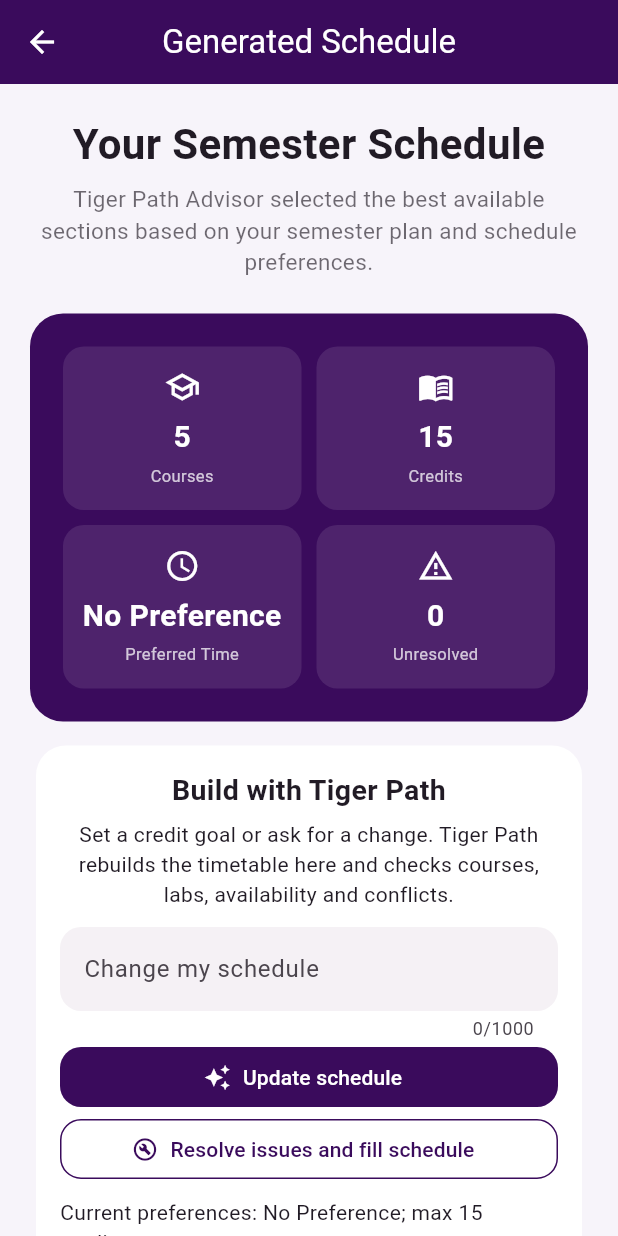
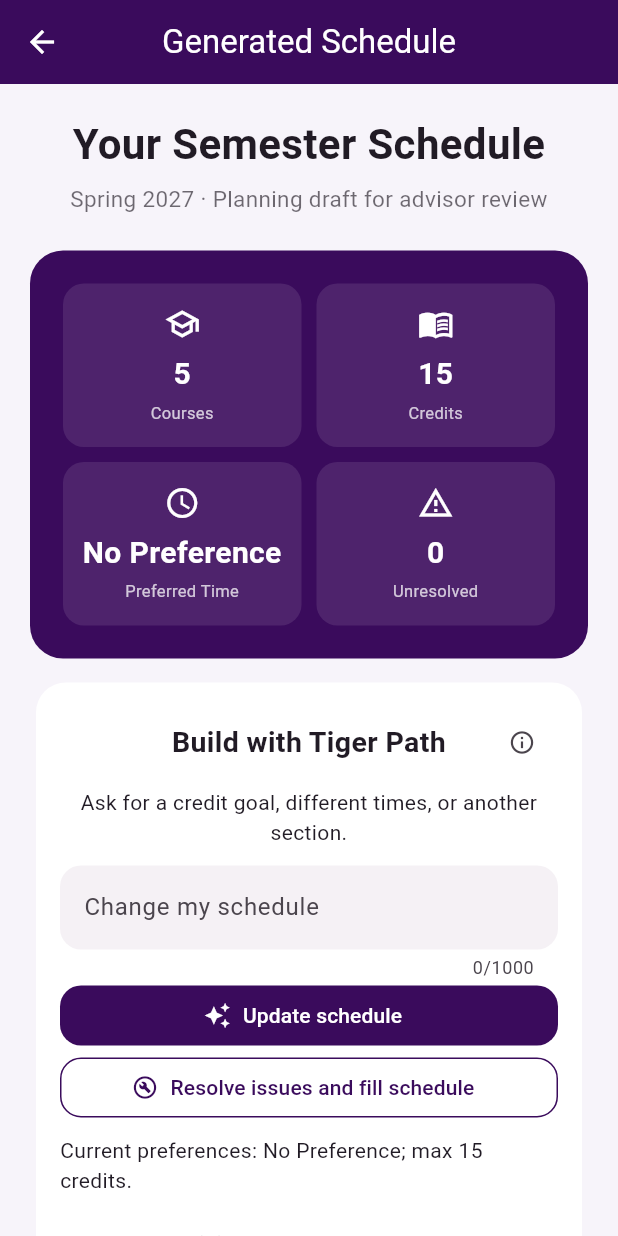
Before and after one commit to comarabrams1-oss/tiger-path-advisor, a Flutter app: the SemesterPlanScreen screen opened directly, scrolled down 966 dp, after a tap on "Generate Class Schedule", on a phone screen of 412 x 824 dp. Run offline on Flutter 3.47's test engine with Material 3 defaults, Android fonts, the phone set to English and light mode, and no system bars; our stand-ins replace shared_preferences; accounts and stored records are empty.

Commit message:
Log verified schedule changes and move supporting help into info tips

```diff
--- a/lib/screens/generated_schedule_screen.dart
+++ b/lib/screens/generated_schedule_screen.dart
@@ -1,4 +1,7 @@
 import 'package:flutter/material.dart';
+
+import '../widgets/info_tip.dart';
+import '../services/schedule_change_history_service.dart';
 
 import '../services/schedule_assistant_service.dart';
 import '../services/course_priority_service.dart';
@@ -42,6 +45,29 @@
   SchedulePreferences? _updatedPreferences;
   Map<String, String> _preferredSections = {};
   String? _assistantStatus;
+  late final _history = ScheduleChangeHistoryService(
+    PreferencesService.profileId,
+  );
+  List<ScheduleChangeEntry> _changes = [];
+  ScheduleChangeEntry? _latestChange;
+  String? _historyError;
+  bool _historyLoading = true;
+
+  Future<void> _loadHistory() async {
+    try {
+      final entries = await _history.load();
+      if (mounted) setState(() => _changes = entries);
+    } catch (_) {
+      if (mounted) {
+        setState(
+          () => _historyError = 'Saved change history could not load. New updates will not overwrite it.',
+        );
+      }
+    } finally {
+      if (mounted) setState(() => _historyLoading = false);
+    }
+  }
+
   List<SemesterPlanItem> _deferred = [];
   bool _advisorReview = false;
   List<CoursePriorityResult> get _alternatives => CoursePriorityService()
@@ -95,6 +121,7 @@
   @override
   void initState() {
     super.initState();
+    _loadHistory();
 
     if (CourseSectionRepository.hasTerm(_plannedTerm)) {
       _loadSections();
@@ -188,7 +215,7 @@
               const SizedBox(height: 6),
               Text(
                 textAlign: TextAlign.center,
-                'Tiger Path Advisor selected the best available sections based on your semester plan and schedule preferences.',
+                'Spring 2027 · Planning draft for advisor review',
                 style: TextStyle(
                   fontSize: 15,
                   color: colors.onSurface.withValues(alpha: 0.65),
@@ -337,7 +364,7 @@
     SchedulePreferences preferences,
   ) async {
     final text = _request.text.trim();
-    if (_updating || text.isEmpty) return;
+    if (_updating || _historyLoading || text.isEmpty) return;
     try {
       ScheduleAssistantService.explicitCreditTarget(text);
     } on FormatException catch (error) {
@@ -408,7 +435,22 @@
         preferredSections: choices,
       );
       if (!mounted) return;
+      final change = ScheduleChangeEntry(
+        time: DateTime.now(),
+        term: _plannedTerm,
+        request: text,
+        changes: ScheduleChangeEntry.compare(
+          schedule,
+          rebuilt,
+          preferences,
+          update.preferences,
+        ),
+        result:
+            '${rebuilt.scheduled.length} courses · ${rebuilt.scheduledCredits.toInt()} of ${update.preferences.maxCredits} credits · ${rebuilt.unscheduled.length} unresolved',
+      );
       setState(() {
+        _latestChange = change;
+        _changes = [change, ..._changes].take(20).toList();
         bool stillOutstanding(SemesterPlanItem previous) {
           if (plan.items.any(
             (item) =>
@@ -468,6 +510,17 @@
         _request.clear();
       });
       PreferencesService.savePreferences(update.preferences);
+      if (_historyError == null) {
+        try {
+          await _history.save(_changes);
+        } catch (_) {
+          if (mounted) {
+            setState(
+              () => _historyError = 'Your schedule changed, but its change log could not be saved on this device.',
+            );
+          }
+        }
+      }
     } catch (error) {
       if (mounted) {
         setState(
@@ -493,20 +546,31 @@
       child: Column(
         crossAxisAlignment: CrossAxisAlignment.stretch,
         children: [
-          const Text(
+          Row(
+            children: [
+              const SizedBox(width: 48),
+              const Expanded(
+                child: Text(
+                  'Build with Tiger Path',
                   textAlign: TextAlign.center,
-            'Build with Tiger Path',
                   style: TextStyle(fontSize: 19, fontWeight: FontWeight.bold),
+                ),
+              ),
+              const InfoTip(
+                label: 'How schedule updates work',
+                message: 'Tiger Path checks prerequisites, lab pairings, availability and time conflicts. Preferences are flexible. Updates change this draft only; registration and required approvals still need review.',
+              ),
+            ],
           ),
           const SizedBox(height: 6),
           const Text(
             textAlign: TextAlign.center,
-            'Set a credit goal or ask for a change. Tiger Path rebuilds the timetable here and checks courses, labs, availability and conflicts.',
+            'Ask for a credit goal, different times, or another section.',
           ),
           const SizedBox(height: 12),
           TextField(
             controller: _request,
-            enabled: !_updating,
+            enabled: !_updating && !_historyLoading,
             maxLength: 1000,
             textInputAction: TextInputAction.done,
             onSubmitted: (_) => _updateSchedule(schedule, preferences),
@@ -517,7 +581,7 @@
             ),
           ),
           FilledButton.icon(
-            onPressed: _updating
+            onPressed: _updating || _historyLoading
                 ? null
                 : () => _updateSchedule(schedule, preferences),
             icon: _updating
@@ -530,7 +594,7 @@
             label: Text(_updating ? 'Updating…' : 'Update schedule'),
           ),
           OutlinedButton.icon(
-            onPressed: _updating
+            onPressed: _updating || _historyLoading
                 ? null
                 : () {
                     _request.text = 'Resolve time conflicts and missing offerings using other eligible remaining degree courses. Aim to fill my credit limit. Keep deferred requirements for advisor review.';
@@ -551,9 +615,51 @@
             '${preferences.avoidLateClasses ? "; favor finishes by 5 PM" : ""}'
             '${preferences.avoidedDays.isNotEmpty ? "; prefer to avoid ${preferences.avoidedDays.join(", ")}" : ""}.',
           ),
-          const Text(
-            'Preferences are flexible. Missing offerings and required approvals can remain unresolved.',
-            style: TextStyle(fontSize: 12),
+          if (_latestChange != null) ...[
+            const SizedBox(height: 12),
+            Text(
+              _latestChange!.changes.isEmpty
+                  ? 'No schedule or preference changes were made.'
+                  : 'What changed',
+              style: const TextStyle(fontWeight: FontWeight.bold),
+            ),
+            for (final line in _latestChange!.highlights.take(4))
+              Padding(
+                padding: const EdgeInsets.only(top: 4),
+                child: Text('• $line'),
+              ),
+            if (_latestChange!.changes.length > 4)
+              const Text('Open the change log for all changes.'),
+          ],
+          if (_historyError != null)
+            Text(
+              _historyError!,
+              style: TextStyle(color: Theme.of(context).colorScheme.error),
+            ),
+          const SizedBox(height: 8),
+          ExpansionTile(
+            initiallyExpanded: false,
+            tilePadding: EdgeInsets.zero,
+            title: Text('Change log (${_changes.length})'),
+            subtitle: const Text('Saved on this device · latest 20 updates'),
+            children: [
+              if (_changes.isEmpty)
+                const ListTile(title: Text('No schedule updates yet.')),
+              for (final entry in _changes)
+                ExpansionTile(
+                  initiallyExpanded: false,
+                  title: Text(entry.result),
+                  subtitle: Text('${_changeTime(entry.time)} · ${entry.term}'),
+                  children: [
+                    ListTile(title: Text('Request: ${entry.request}')),
+                    for (final line
+                        in entry.changes.isEmpty
+                            ? ['No schedule or preference changes were made.']
+                            : entry.changes)
+                      ListTile(dense: true, title: Text(line)),
+                  ],
+                ),
+            ],
           ),
         ],
       ),
@@ -1124,7 +1230,7 @@
                             label: const Text(
                               'Try resolving schedule conflicts',
                             ),
-                            onPressed: _updating
+                            onPressed: _updating || _historyLoading
                                 ? null
                                 : () {
                                     _request.text =
@@ -1169,39 +1275,26 @@
     );
   }
 
-  Widget _buildDataNotice(BuildContext context) {
-    final colors = Theme.of(context).colorScheme;
+  String _changeTime(DateTime time) {
+    final t = time.toLocal();
+    return '${t.month}/${t.day}/${t.year} ${t.hour.toString().padLeft(2, '0')}:${t.minute.toString().padLeft(2, '0')}';
+  }
 
-    final message = _usingRealData
-        ? 'Using real Tiger Portal section data for $_plannedTerm. '
-              'Times, professors, locations, seats, and section status '
-              'come from the imported Tiger Portal dataset.'
-        : 'Imported Spring 2027 sections could not be loaded. '
-              'This schedule currently uses demonstration Spring 2027 sections. '
-              'When Spring 2027 data is imported, Tiger Path will automatically '
-              'switch to the real sections.';
-
-    return Container(
-      padding: const EdgeInsets.all(17),
-      decoration: BoxDecoration(
-        color: colors.primary.withValues(alpha: 0.07),
-        borderRadius: BorderRadius.circular(16),
-      ),
-      child: Row(
-        crossAxisAlignment: CrossAxisAlignment.start,
+  Widget _buildDataNotice(BuildContext context) => Row(
     children: [
-          Icon(Icons.info_outline, color: colors.primary),
-          const SizedBox(width: 11),
       Expanded(
         child: Text(
-              message,
-              style: TextStyle(color: colors.onSurface.withValues(alpha: 0.72)),
+          _usingRealData
+              ? 'Imported Spring 2027 snapshot · verify current seats in Tiger Portal.'
+              : 'Demo sections in use. Imported offerings could not load.',
         ),
       ),
+      const InfoTip(
+        label: 'About section data',
+        message: 'Times, instructors, locations, seats and status come from an imported snapshot, not a live registration feed. Confirm current availability in Tiger Portal before registering.',
+      ),
     ],
-      ),
   );
-  }
 
   Widget _emptyState(BuildContext context, String message) {
     final colors = Theme.of(context).colorScheme;
--- a/lib/services/preferences_service.dart
+++ b/lib/services/preferences_service.dart
@@ -3,6 +3,7 @@
 class PreferencesService {
   static String _profile = 'demo-cs-2024';
   static final _profiles = <String, SchedulePreferences>{};
+  static String get profileId => _profile;
   static void useProfile(String id) => _profile = id;
 
   static void savePreferences(SchedulePreferences preferences) {
--- /dev/null
+++ b/lib/services/schedule_change_history_service.dart
@@ -0,0 +1,151 @@
+import 'dart:convert';
+
+import 'package:shared_preferences/shared_preferences.dart';
+
+import '../models/schedule_preferences.dart';
+import 'schedule_generation_service.dart';
+
+class ScheduleChangeEntry {
+  final DateTime time;
+  final String term;
+  final String request;
+  final List<String> changes;
+  final String result;
+  const ScheduleChangeEntry({
+    required this.time,
+    required this.term,
+    required this.request,
+    required this.changes,
+    required this.result,
+  });
+
+  List<String> get highlights => changes.map((line) {
+    if (line.startsWith('Added ') || line.startsWith('Removed ')) {
+      return '${line.split(' (').first}.';
+    }
+    final sections = RegExp(r'^(.+?): section (\S+).* → section (\S+)')
+        .firstMatch(line);
+    if (sections != null) {
+      return sections[2] == sections[3]
+          ? '${sections[1]}: meeting or instructor details changed.'
+          : '${sections[1]}: section ${sections[2]} → ${sections[3]}.';
+    }
+    return line;
+  }).toList();
+
+  Map<String, dynamic> toJson() => {
+    'time': time.toUtc().toIso8601String(),
+    'term': term,
+    'request': request,
+    'changes': changes,
+    'result': result,
+  };
+  factory ScheduleChangeEntry.fromJson(Map<String, dynamic> json) =>
+      ScheduleChangeEntry(
+        time: DateTime.parse(json['time'] as String).toLocal(),
+        term: json['term'] as String,
+        request: json['request'] as String,
+        changes: List<String>.from(json['changes'] as List),
+        result: json['result'] as String,
+      );
+
+  static List<String> compare(
+    GeneratedSchedule before,
+    GeneratedSchedule after,
+    SchedulePreferences oldPrefs,
+    SchedulePreferences newPrefs,
+  ) {
+    final changes = <String>[];
+    final old = {for (final i in before.scheduled) i.section.courseCode: i};
+    final next = {for (final i in after.scheduled) i.section.courseCode: i};
+    String details(ScheduledCourseSection i) =>
+        'section ${i.section.sectionNumber} · ${i.section.scheduleDisplay} · ${i.section.instructorDisplay}';
+    for (final code in old.keys.where((c) => !next.containsKey(c))) {
+      changes.add('Removed $code (${details(old[code]!)}).');
+    }
+    for (final code in next.keys) {
+      if (!old.containsKey(code)) {
+        changes.add('Added $code (${details(next[code]!)}).');
+      } else if (details(old[code]!) != details(next[code]!)) {
+        changes.add('$code: ${details(old[code]!)} → ${details(next[code]!)}.');
+      }
+    }
+    if (before.scheduledCredits != after.scheduledCredits) {
+      changes.add(
+        'Scheduled credits: ${before.scheduledCredits.toInt()} → ${after.scheduledCredits.toInt()}.',
+      );
+    }
+    if (before.unscheduled.length != after.unscheduled.length) {
+      changes.add(
+        'Unresolved items: ${before.unscheduled.length} → ${after.unscheduled.length}.',
+      );
+    }
+    final oldUnresolved = {
+      for (final i in before.unscheduled)
+        i.planItem.courseCode ?? i.planItem.title: i.reason,
+    };
+    final newUnresolved = {
+      for (final i in after.unscheduled)
+        i.planItem.courseCode ?? i.planItem.title: i.reason,
+    };
+    for (final code in oldUnresolved.keys.where(
+      (c) => !newUnresolved.containsKey(c),
+    )) {
+      changes.add('No longer unresolved: $code.');
+    }
+    for (final code in newUnresolved.keys) {
+      if (oldUnresolved[code] != newUnresolved[code]) {
+        changes.add('Unresolved $code: ${newUnresolved[code]}');
+      }
+    }
+    final labels = {
+      'maxCredits': 'Credit target',
+      'preferredTime': 'Preferred time',
+      'preferredDays': 'Preferred days',
+      'avoidedDays': 'Days to avoid',
+      'preferredProfessors': 'Preferred professors',
+      'avoidEarlyClasses': 'Prefer starts from 10 AM',
+      'avoidLateClasses': 'Prefer finishes by 5 PM',
+      'minimizeGaps': 'Minimize gaps',
+    };
+    String value(dynamic v) => v is List
+        ? (v.isEmpty ? 'Any' : v.join(', '))
+        : v is bool
+        ? (v ? 'On' : 'Off')
+        : '$v';
+    final a = oldPrefs.toJson(), b = newPrefs.toJson();
+    for (final key in labels.keys) {
+      if (jsonEncode(a[key]) != jsonEncode(b[key])) {
+        changes.add('${labels[key]}: ${value(a[key])} → ${value(b[key])}.');
+      }
+    }
+    return changes;
+  }
+}
+
+/// Local-only change history, isolated by mock student profile, newest first.
+/// This records updates; it does not restore a timetable or register courses.
+class ScheduleChangeHistoryService {
+  final String profileId;
+  const ScheduleChangeHistoryService(this.profileId);
+  String get _key => 'schedule_changes_v1_$profileId';
+  Future<List<ScheduleChangeEntry>> load() async {
+    final raw = (await SharedPreferences.getInstance()).getString(_key);
+    if (raw == null) return [];
+    return (jsonDecode(raw) as List)
+        .take(20)
+        .map(
+          (e) =>
+              ScheduleChangeEntry.fromJson(Map<String, dynamic>.from(e as Map)),
+        )
+        .toList();
+  }
+
+  Future<void> save(List<ScheduleChangeEntry> entries) async {
+    final ok = await (await SharedPreferences.getInstance()).setString(
+      _key,
+      jsonEncode(entries.take(20).map((e) => e.toJson()).toList()),
+    );
+    if (!ok) throw StateError('Schedule history could not be saved');
+  }
+}
--- /dev/null
+++ b/lib/widgets/info_tip.dart
@@ -0,0 +1,27 @@
+import 'package:flutter/material.dart';
+
+/// Supporting copy available on hover, keyboard focus, or tap on a phone.
+class InfoTip extends StatelessWidget {
+  final String label;
+  final String message;
+  const InfoTip({super.key, required this.label, required this.message});
+
+  @override
+  Widget build(BuildContext context) {
+    final tip = GlobalKey<TooltipState>();
+    return Tooltip(
+      key: tip,
+      message: message,
+      triggerMode: TooltipTriggerMode.tap,
+      showDuration: const Duration(seconds: 12),
+      constraints: const BoxConstraints(maxWidth: 320),
+      child: IconButton(
+        tooltip: null,
+        onPressed: () => tip.currentState?.ensureTooltipVisible(),
+        iconSize: 18,
+        icon: Icon(Icons.info_outline, semanticLabel: label),
+        disabledColor: Theme.of(context).colorScheme.onSurfaceVariant,
+      ),
+    );
+  }
+}
```
Also changed, not shown: lib/screens/schedule_preferences_screen.dart (+3 -7 lines), 4 other files. Lines whose indentation alone changed are shown as unchanged.
